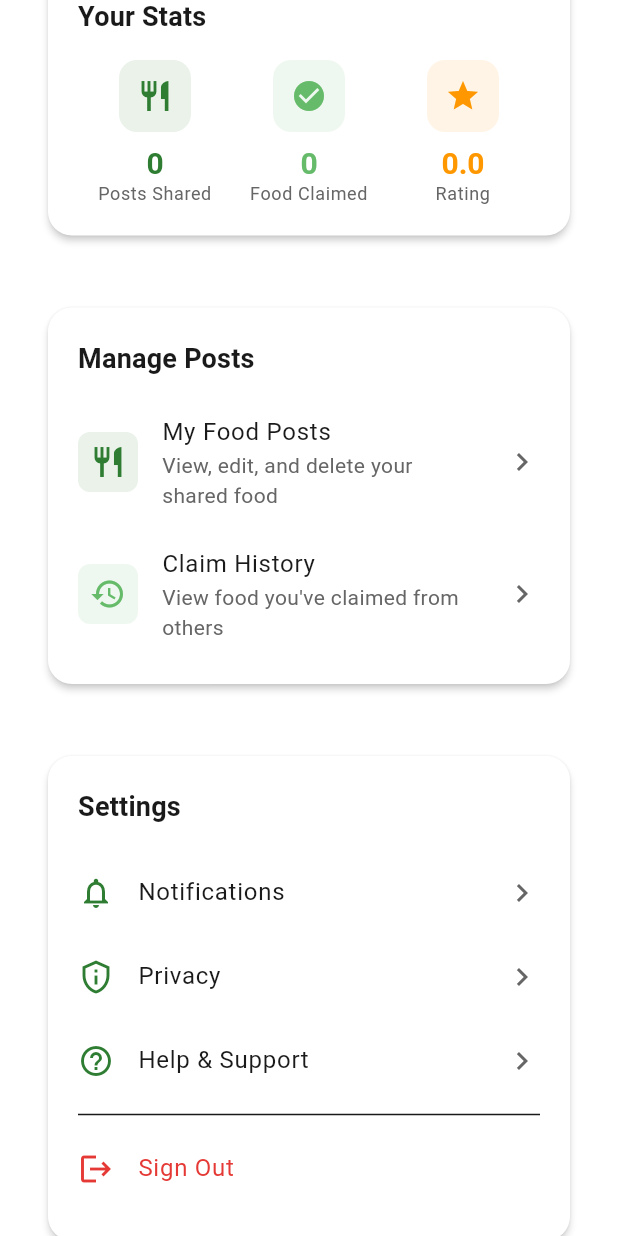
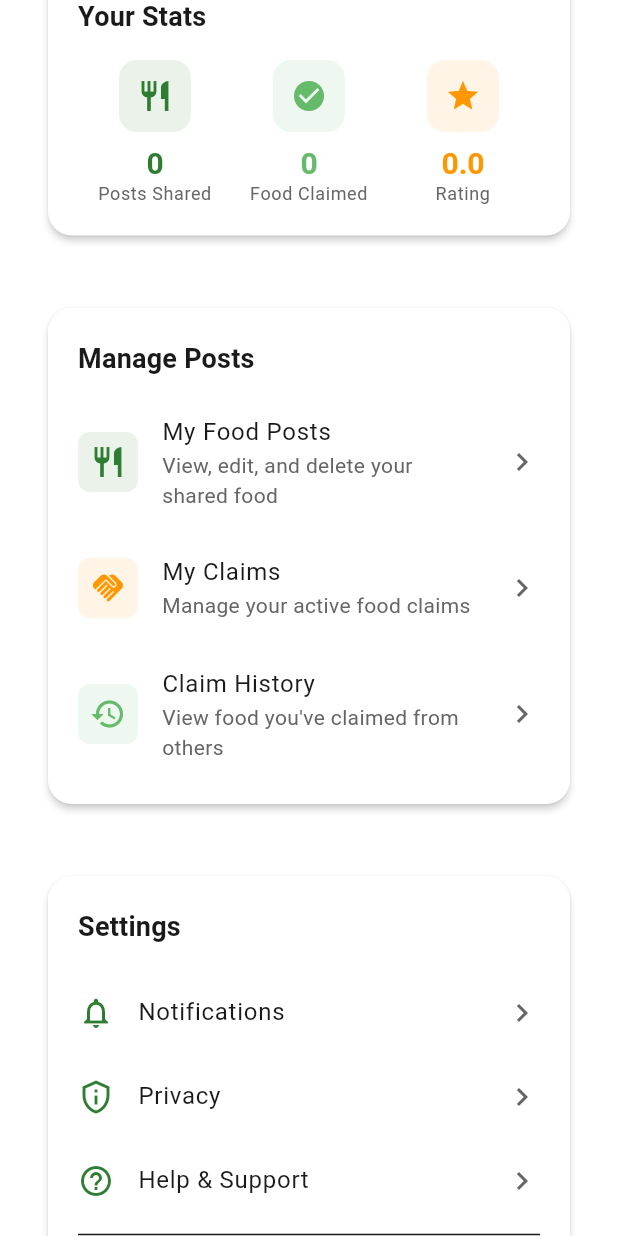
Before and after one commit to taqitazwar/gr06-zerowaste-25-intersession, a Flutter app: the ProfileScreen screen opened directly, scrolled down 576 dp, on a phone screen of 412 x 824 dp. Run offline on Flutter 3.47's test engine with Material 3 defaults, Android fonts, the phone set to English and light mode, and no system bars; our stand-ins replace cached_network_image, cloud_firestore, firebase_auth, firebase_core, firebase_messaging, firebase_storage and 6 more; accounts and stored records are empty.

Commit message:
integrated new changes to profile screen for my claims page and other ui changes

```diff
--- a/lib/screens/profile/profile_screen.dart
+++ b/lib/screens/profile/profile_screen.dart
@@ -7,6 +7,7 @@ import '../../core/theme.dart';
 import '../../models/models.dart';
 import '../auth/sign_in_screen.dart';
 import '../posts/my_posts_screen.dart';
+import '../posts/my_claims_screen.dart';
 import '../posts/claim_history_screen.dart';
 
 class ProfileScreen extends StatefulWidget {
@@ -502,6 +503,29 @@ class _ProfileScreenState extends State<ProfileScreen> {
               leading: Container(
                 padding: const EdgeInsets.all(8),
                 decoration: BoxDecoration(
+                  color: AppColors.warning.withOpacity(0.1),
+                  borderRadius: BorderRadius.circular(8),
+                ),
+                child: const Icon(Icons.handshake, color: AppColors.warning),
+              ),
+              title: const Text('My Claims'),
+              subtitle: const Text('Manage your active food claims'),
+              trailing: const Icon(Icons.chevron_right),
+              onTap: () {
+                Navigator.push(
+                  context,
+                  MaterialPageRoute(
+                    builder: (context) => const MyClaimsScreen(),
+                  ),
+                );
+              },
+              contentPadding: EdgeInsets.zero,
+            ),
+            const SizedBox(height: 8),
+            ListTile(
+              leading: Container(
+                padding: const EdgeInsets.all(8),
+                decoration: BoxDecoration(
                   color: AppColors.secondary.withOpacity(0.1),
                   borderRadius: BorderRadius.circular(8),
                 ),
```
